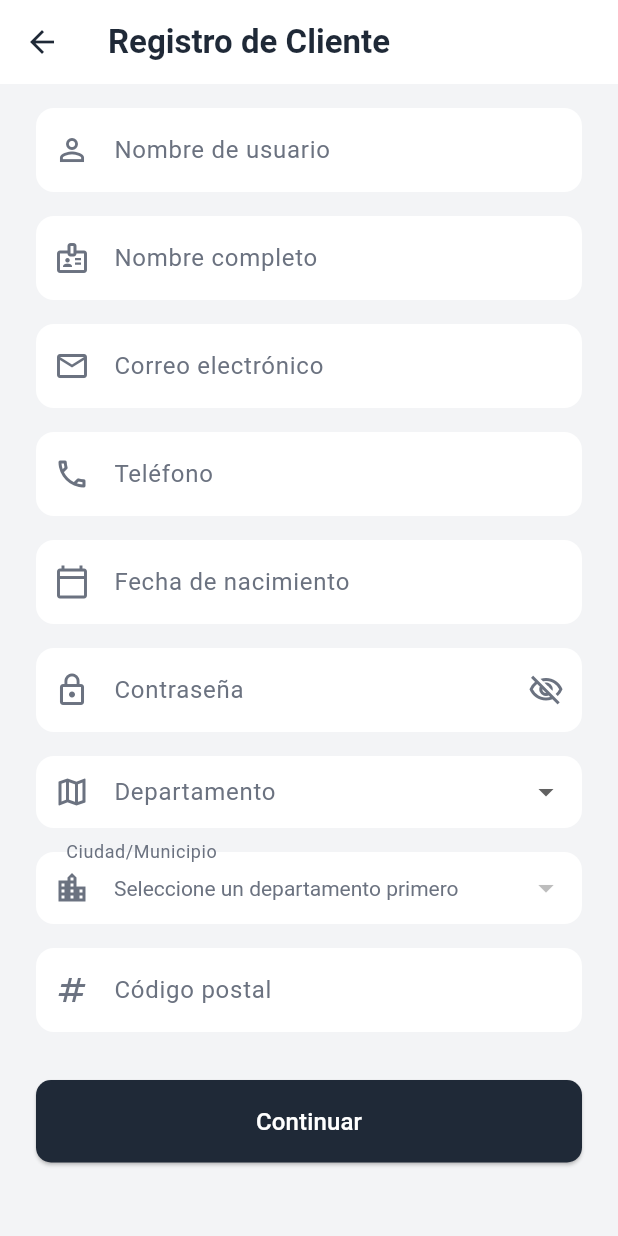
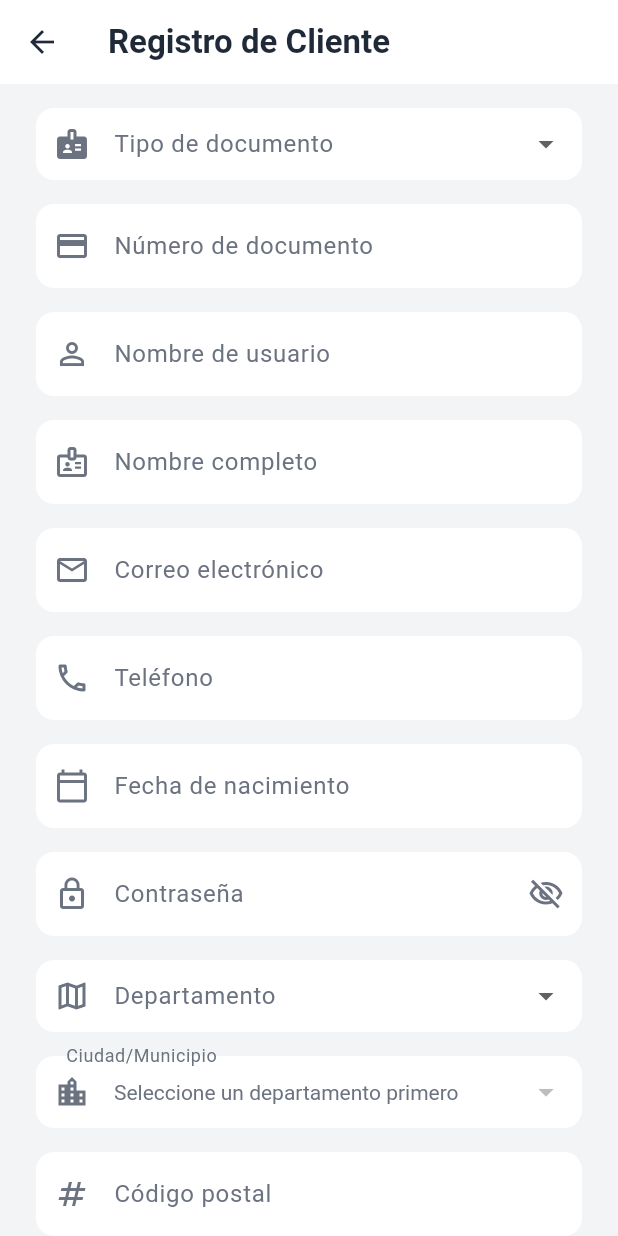
Before and after one commit to IsaacPater31/pyp_platform, a Flutter app: the ClientRegisterView screen opened directly, on a phone screen of 412 x 824 dp. Run offline on Flutter 3.47's test engine with Material 3 defaults, Android fonts, the phone set to English and light mode, and no system bars; our stand-ins replace file_picker, flutter_dotenv, flutter_map, geocoding, geolocator, image_picker and 2 more; missing offline and left inert: flutter_map_cancellable_tile_provider.

Commit message:
✨ Registro de clientes: validación y registro de número y tipo de documento
- Modifica el formulario de registro Flutter para incluir tipo y número de documento.

```diff
--- a/lib/controladores/client_register_controller.dart
+++ b/lib/controladores/client_register_controller.dart
@@ -6,6 +6,14 @@ import 'package:flutter_dotenv/flutter_dotenv.dart';
 
 class ClientRegisterController with ChangeNotifier {
   final GlobalKey<FormState> formKey = GlobalKey<FormState>();
+
+  // NUEVO: controladores tipo/número de documento
+  String? tipoDocumentoSeleccionado;
+  final List<String> tiposDocumento = [
+    'Cédula de Ciudadanía',
+    'Cédula de Extranjería',
+  ];
+  final TextEditingController numeroDocumentoController = TextEditingController();
 
   final TextEditingController usernameController = TextEditingController();
   final TextEditingController fullNameController = TextEditingController();
@@ -66,6 +74,7 @@ class ClientRegisterController with ChangeNotifier {
         body: json.encode({
           'username': usernameController.text.trim(),
           'email': emailController.text.trim(),
+          'numero_documento': numeroDocumentoController.text.trim(),
         }),
       );
 
@@ -74,7 +83,7 @@ class ClientRegisterController with ChangeNotifier {
 
       if (response.statusCode == 200) {
         if (jsonResponse['error'] == true ||
-            jsonResponse['message'].contains('en uso')) {
+            (jsonResponse['message'] as String).contains('en uso')) {
           apiResponseMessage = jsonResponse['message'];
           return {'success': false, 'message': apiResponseMessage};
         }
@@ -111,6 +120,8 @@ class ClientRegisterController with ChangeNotifier {
       }
 
       final requestBody = {
+        'tipo_documento': tipoDocumentoSeleccionado,
+        'numero_documento': numeroDocumentoController.text.trim(),
         'username': usernameController.text.trim(),
         'full_name': fullNameController.text.trim(),
         'email': emailController.text.trim(),
@@ -155,6 +166,7 @@ class ClientRegisterController with ChangeNotifier {
 
   @override
   void dispose() {
+    numeroDocumentoController.dispose();
     usernameController.dispose();
     fullNameController.dispose();
     emailController.dispose();
--- a/lib/vistas/client_register_view.dart
+++ b/lib/vistas/client_register_view.dart
@@ -42,18 +42,19 @@ class _ClientRegisterViewState extends State<ClientRegisterView> {
 
       if (validation['success'] != true) {
         ScaffoldMessenger.of(context).showSnackBar(
-          SnackBar(content: Text(validation['message'] ?? 'Error desconocido'), backgroundColor: Colors.red),
+          SnackBar(
+              content: Text(validation['message'] ?? 'Error desconocido'),
+              backgroundColor: Colors.red),
         );
         return;
       }
 
       final locationSelected = await Navigator.push(
-          context,
-          MaterialPageRoute(
-            builder: (context) => ClientRegisterLocationView(controller: controller),
-          ),
-        );
-
+        context,
+        MaterialPageRoute(
+          builder: (context) => ClientRegisterLocationView(controller: controller),
+        ),
+      );
 
       if (!mounted) return;
       if (locationSelected == true) {
@@ -69,7 +70,9 @@ class _ClientRegisterViewState extends State<ClientRegisterView> {
           _showSuccessMessage();
         } else {
           ScaffoldMessenger.of(context).showSnackBar(
-            SnackBar(content: Text(registration['message'] ?? 'Error al registrar'), backgroundColor: Colors.red),
+            SnackBar(
+                content: Text(registration['message'] ?? 'Error al registrar'),
+                backgroundColor: Colors.red),
           );
         }
       }
@@ -163,7 +166,6 @@ class _ClientRegisterViewState extends State<ClientRegisterView> {
     if (value == null || value.length < 6) return 'La contraseña debe tener mínimo 6 caracteres';
     return null;
   }
-
   // ==============================================
 
   @override
@@ -188,6 +190,58 @@ class _ClientRegisterViewState extends State<ClientRegisterView> {
           key: controller.formKey,
           child: Column(
             children: [
+              // TIPO DE DOCUMENTO
+              DropdownButtonFormField<String>(
+                value: controller.tipoDocumentoSeleccionado,
+                decoration: InputDecoration(
+                  labelText: 'Tipo de documento',
+                  prefixIcon: const Icon(Icons.badge, color: Color(0xFF6B7280)),
+                  filled: true,
+                  fillColor: Colors.white,
+                  border: OutlineInputBorder(
+                    borderRadius: BorderRadius.circular(12),
+                    borderSide: BorderSide.none,
+                  ),
+                  contentPadding: const EdgeInsets.symmetric(horizontal: 16),
+                  labelStyle: const TextStyle(color: Color(0xFF6B7280)),
+                ),
+                items: controller.tiposDocumento
+                    .map((tipo) => DropdownMenuItem(
+                          value: tipo,
+                          child: Text(tipo, style: const TextStyle(color: Color(0xFF1F2937))),
+                        ))
+                    .toList(),
+                onChanged: (value) {
+                  setState(() {
+                    controller.tipoDocumentoSeleccionado = value;
+                  });
+                },
+                validator: (value) => value == null ? 'Seleccione tipo de documento' : null,
+              ),
+              const SizedBox(height: 16),
+
+              // NÚMERO DE DOCUMENTO
+              TextFormField(
+                controller: controller.numeroDocumentoController,
+                keyboardType: TextInputType.number,
+                decoration: InputDecoration(
+                  labelText: 'Número de documento',
+                  prefixIcon: const Icon(Icons.credit_card, color: Color(0xFF6B7280)),
+                  filled: true,
+                  fillColor: Colors.white,
+                  border: OutlineInputBorder(
+                    borderRadius: BorderRadius.circular(12),
+                    borderSide: BorderSide.none,
+                  ),
+                  contentPadding: const EdgeInsets.symmetric(vertical: 16, horizontal: 16),
+                  labelStyle: const TextStyle(color: Color(0xFF6B7280)),
+                ),
+                validator: (v) =>
+                    v == null || v.trim().isEmpty ? 'El número de documento es requerido' : null,
+                style: const TextStyle(color: Color(0xFF1F2937)),
+              ),
+              const SizedBox(height: 16),
+
               _buildTextField(
                 label: 'Nombre de usuario',
                 controller: controller.usernameController,
```
